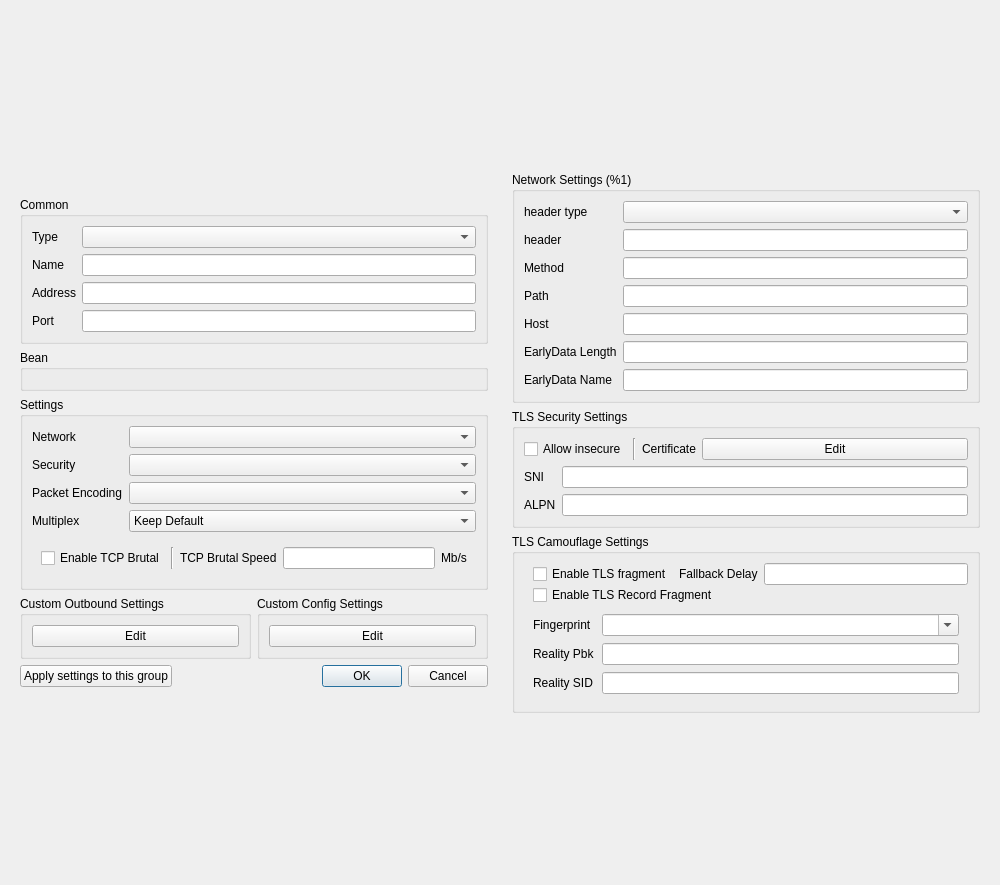
Above: include/ui/profile/dialog_edit_profile.ui from qr243vbi/nekobox before the change. Below: the same form after it.
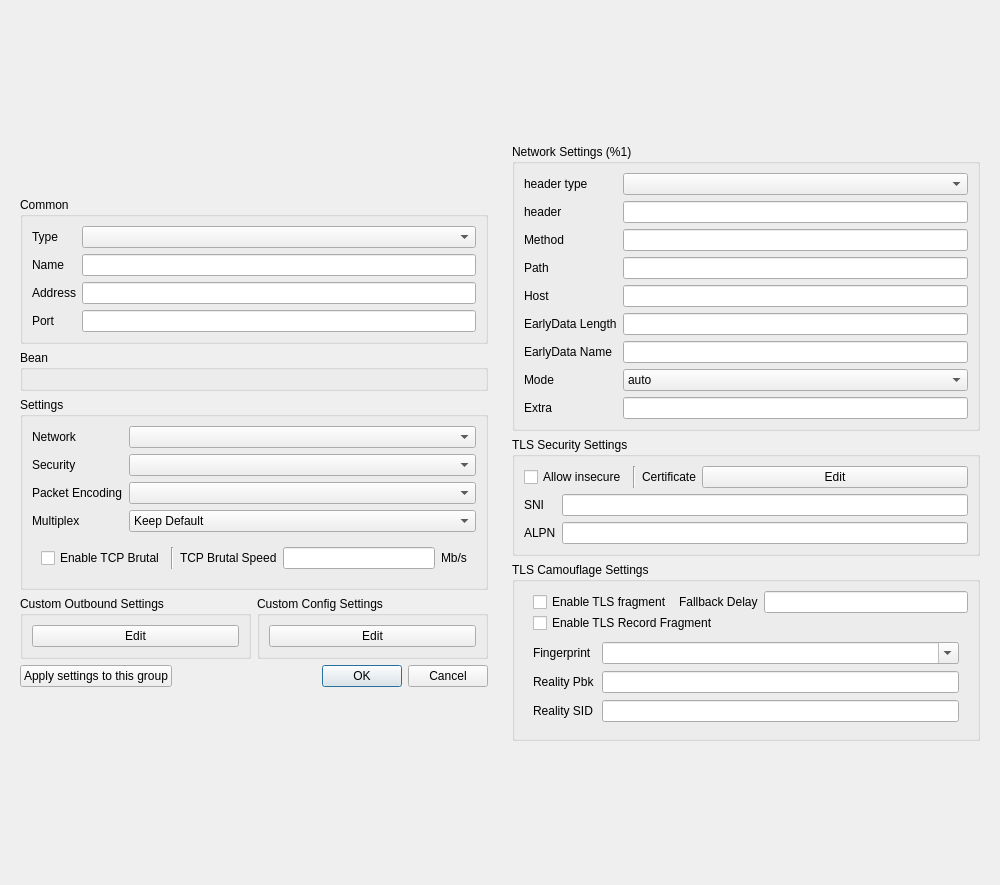
That is the form after the change. Custom widgets are drawn as their Qt base class.

Commit message: feat: support xhttp transport

Diff of the .ui file:
```diff
--- a/include/ui/profile/dialog_edit_profile.ui
+++ b/include/ui/profile/dialog_edit_profile.ui
@@ -489,6 +489,47 @@
          <item row="4" column="1">
           <widget class="MyLineEdit" name="host"/>
          </item>
+         <item row="7" column="0">
+          <widget class="QLabel" name="xhttp_mode_l">
+           <property name="text">
+            <string notr="true">Mode</string>
+           </property>
+          </widget>
+         </item>
+         <item row="7" column="1">
+          <widget class="QComboBox" name="xhttp_mode">
+           <item>
+            <property name="text">
+             <string notr="true">auto</string>
+            </property>
+           </item>
+           <item>
+            <property name="text">
+             <string notr="true">packet-up</string>
+            </property>
+           </item>
+           <item>
+            <property name="text">
+             <string notr="true">stream-up</string>
+            </property>
+           </item>
+           <item>
+            <property name="text">
+             <string notr="true">stream-one</string>
+            </property>
+           </item>
+          </widget>
+         </item>
+         <item row="8" column="0">
+          <widget class="QLabel" name="xhttp_extra_l">
+           <property name="text">
+            <string notr="true">Extra</string>
+           </property>
+          </widget>
+         </item>
+         <item row="8" column="1">
+          <widget class="MyLineEdit" name="xhttp_extra"/>
+         </item>
          <item row="2" column="0">
           <widget class="QLabel" name="method_l">
            <property name="toolTip">
```
Left out of the diff: 7 changed lines with no effect on the pictures. The commit also changes 8 other files.
